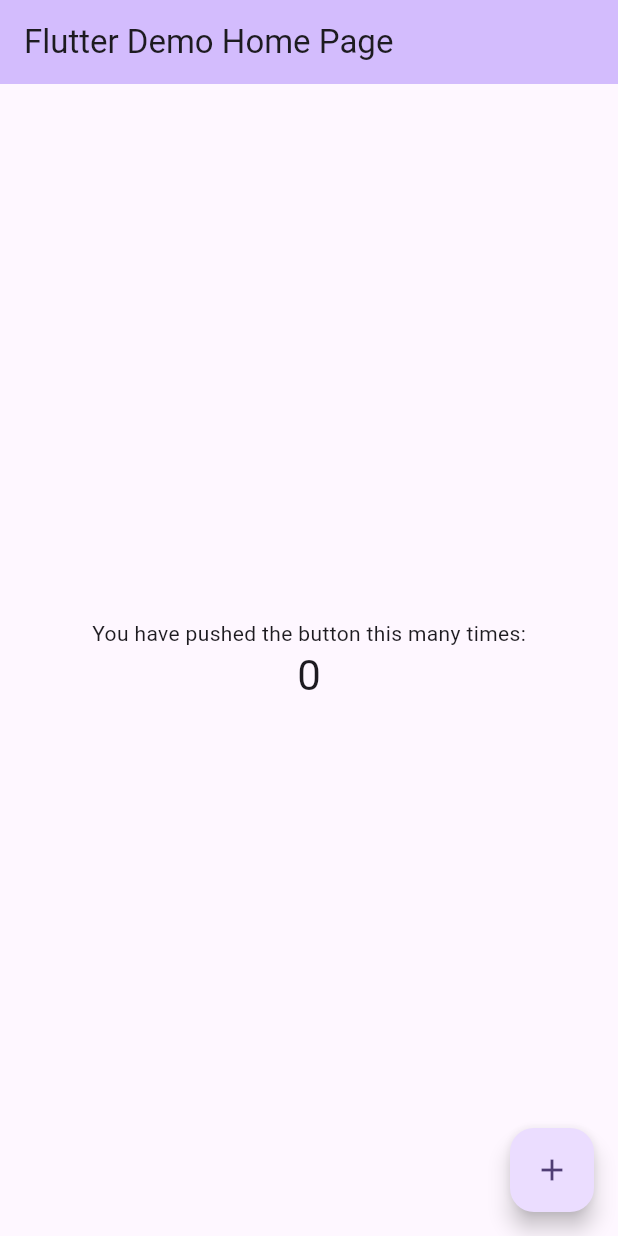
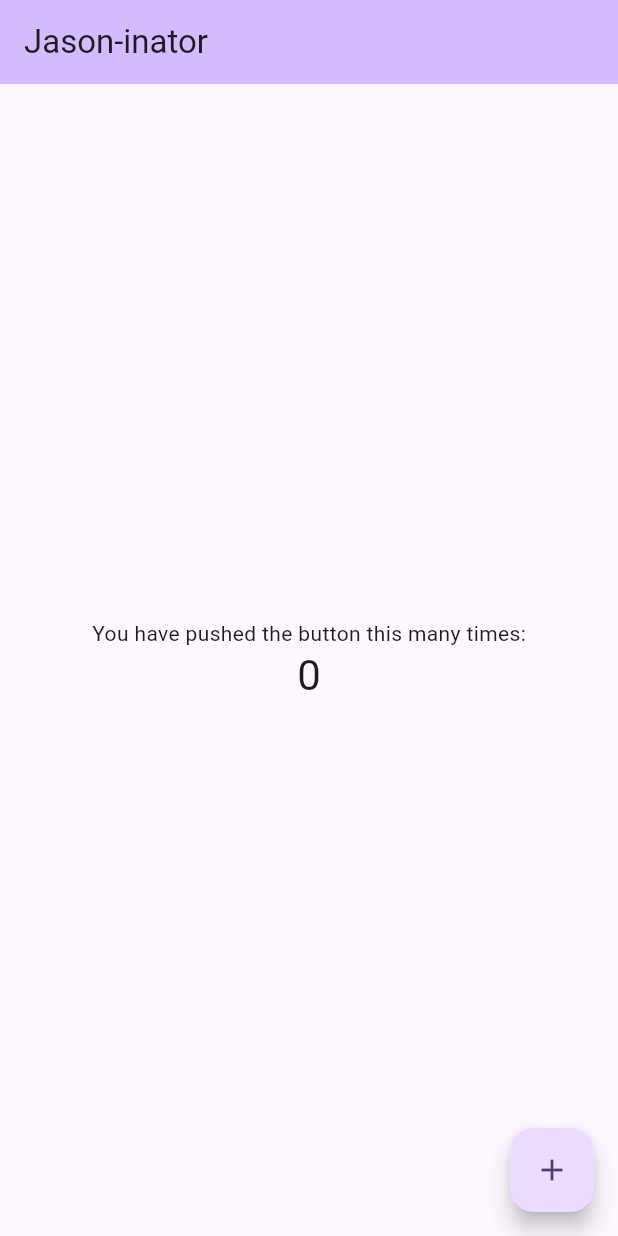
Before and after one commit to anadreau/json_inator, a Flutter app: the screen it shows after launch, on a phone screen of 412 x 824 dp. Run offline on Flutter 3.47's test engine with Material 2 defaults, Android fonts, the phone set to English and light mode, and no system bars.

Commit message:
Added TO-DO 1-8

```diff
--- a/lib/main.dart
+++ b/lib/main.dart
@@ -1,4 +1,13 @@
 import 'package:flutter/material.dart';
+
+//TO-DO: #1 save file to .json. @anadreau
+//TO-DO: #2 save as file to .json. @anadreau
+//TO-DO: #3 open file from .json. @anadreau
+//TO-DO: #4 display editable list that will be formatted as json. @anadreau
+//TO-DO: #5 add value or list. @anadreau
+//TO-DO: #6 delete value or list. @anadreau
+//TO-DO: #7 edit value or list. @anadreau
+//TO-DO: #8 preview final json. @anadreau
 
 void main() {
   runApp(const MyApp());
@@ -7,46 +16,21 @@ void main() {
 class MyApp extends StatelessWidget {
   const MyApp({super.key});
 
-  // This widget is the root of your application.
   @override
   Widget build(BuildContext context) {
     return MaterialApp(
-      title: 'Flutter Demo',
+      title: 'Jason-inator',
       theme: ThemeData(
-        // This is the theme of your application.
-        //
-        // TRY THIS: Try running your application with "flutter run". You'll see
-        // the application has a blue toolbar. Then, without quitting the app,
-        // try changing the seedColor in the colorScheme below to Colors.green
-        // and then invoke "hot reload" (save your changes or press the "hot
-        // reload" button in a Flutter-supported IDE, or press "r" if you used
-        // the command line to start the app).
-        //
-        // Notice that the counter didn't reset back to zero; the application
-        // state is not lost during the reload. To reset the state, use hot
-        // restart instead.
-        //
-        // This works for code too, not just values: Most code changes can be
-        // tested with just a hot reload.
         colorScheme: ColorScheme.fromSeed(seedColor: Colors.deepPurple),
         useMaterial3: true,
       ),
-      home: const MyHomePage(title: 'Flutter Demo Home Page'),
+      home: const MyHomePage(title: 'Jason-inator'),
     );
   }
 }
 
 class MyHomePage extends StatefulWidget {
   const MyHomePage({super.key, required this.title});
-
-  // This widget is the home page of your application. It is stateful, meaning
-  // that it has a State object (defined below) that contains fields that affect
-  // how it looks.
-
-  // This class is the configuration for the state. It holds the values (in this
-  // case the title) provided by the parent (in this case the App widget) and
-  // used by the build method of the State. Fields in a Widget subclass are
-  // always marked "final".
 
   final String title;
 
@@ -59,36 +43,20 @@ class _MyHomePageState extends State<MyHomePage> {
 
   void _incrementCounter() {
     setState(() {
-      // This call to setState tells the Flutter framework that something has
-      // changed in this State, which causes it to rerun the build method below
-      // so that the display can reflect the updated values. If we changed
-      // _counter without calling setState(), then the build method would not be
-      // called again, and so nothing would appear to happen.
       _counter++;
     });
   }
 
   @override
   Widget build(BuildContext context) {
-    // This method is rerun every time setState is called, for instance as done
-    // by the _incrementCounter method above.
-    //
-    // The Flutter framework has been optimized to make rerunning build methods
-    // fast, so that you can just rebuild anything that needs updating rather
-    // than having to individually change instances of widgets.
     return Scaffold(
       appBar: AppBar(
-        // TRY THIS: Try changing the color here to a specific color (to
-        // Colors.amber, perhaps?) and trigger a hot reload to see the AppBar
-        // change color while the other colors stay the same.
         backgroundColor: Theme.of(context).colorScheme.inversePrimary,
         // Here we take the value from the MyHomePage object that was created by
         // the App.build method, and use it to set our appbar title.
         title: Text(widget.title),
       ),
       body: Center(
-        // Center is a layout widget. It takes a single child and positions it
-        // in the middle of the parent.
         child: Column(
           // Column is also a layout widget. It takes a list of children and
           // arranges them vertically. By default, it sizes itself to fit its
@@ -119,7 +87,7 @@ class _MyHomePageState extends State<MyHomePage> {
         onPressed: _incrementCounter,
         tooltip: 'Increment',
         child: const Icon(Icons.add),
-      ), // This trailing comma makes auto-formatting nicer for build methods.
+      ),
     );
   }
 }
```
